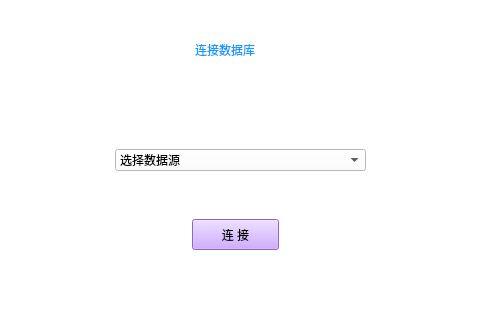
Above: DBMS/mainwindow.ui from D0ub1ePieR/DBMS_C before the change; both pictures show x 95 to 575 and y 141 to 461 of the 715 by 566 pixel window. Below: the same form after it.
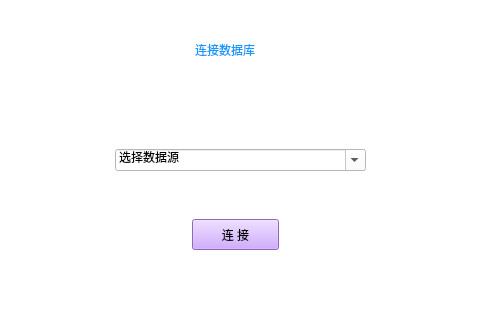
That is the form after the change. Icons and pictures are not drawn.

```diff
--- a/DBMS/mainwindow.ui
+++ b/DBMS/mainwindow.ui
@@ -76,6 +76,9 @@
       <height>22</height>
      </rect>
     </property>
+    <property name="editable">
+     <bool>true</bool>
+    </property>
     <item>
      <property name="text">
       <string>选择数据源</string>
```
Left out of the diff: 9 changed lines with no effect on the pictures.
